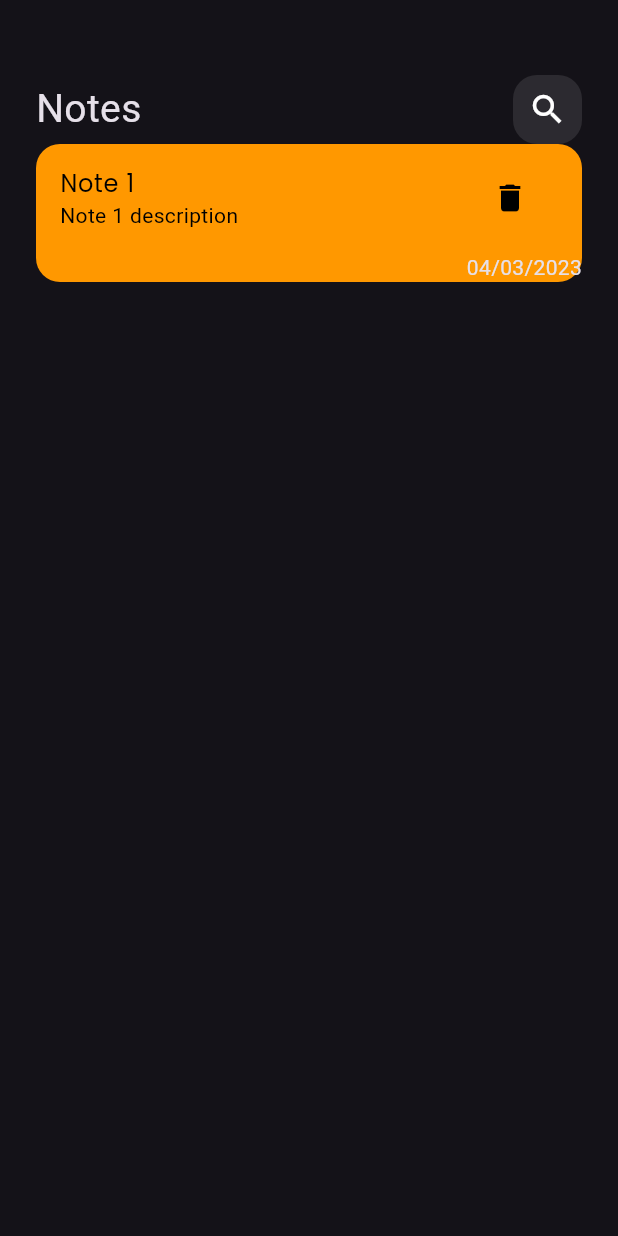
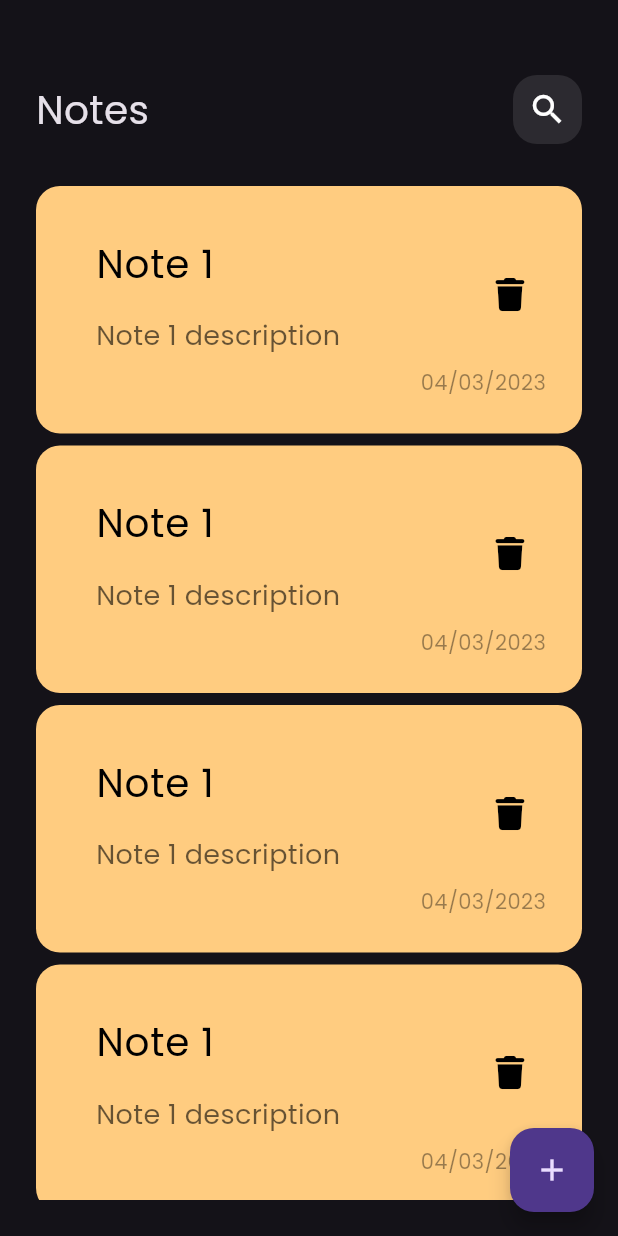
Before and after one commit to badrozo/notes_app, a Flutter app: the screen it shows after launch, on a phone screen of 412 x 824 dp. Run offline on Flutter 3.47's test engine with Material 3 defaults, Android fonts, the phone set to English and light mode, and no system bars; our stand-ins replace font_awesome_flutter.

Commit message:
adding notes bottom shit

```diff
--- a/lib/main.dart
+++ b/lib/main.dart
@@ -1,5 +1,5 @@
 import 'package:flutter/material.dart';
-import 'package:notes_app/widgets/notes_view_body.dart';
+import 'package:notes_app/views/notes_view.dart';
 
 void main() {
   runApp(const NotesApp());
@@ -12,9 +12,9 @@ class NotesApp extends StatelessWidget {
   @override
   Widget build(BuildContext context) {
     return MaterialApp(
-      theme: ThemeData.dark(),
+      theme: ThemeData(brightness: Brightness.dark, fontFamily: 'Poppins'),
       home: Scaffold(
-        body: const NotesViewBody(),
+        body: const NotesView(),
       ),
     );
   }
--- a/lib/views/notes_view.dart
+++ b/lib/views/notes_view.dart
@@ -6,6 +6,14 @@ class NotesView extends StatelessWidget {
 
   @override
   Widget build(BuildContext context) {
-    return NotesViewBody();
+    return Scaffold(
+      floatingActionButton: FloatingActionButton(
+        onPressed: () {
+          // Add your onPressed logic here
+        },
+        child: Icon(Icons.add),
+      ),
+      body: const NotesViewBody(),
+    );
   }
 }
--- a/lib/widgets/custom_app_bar.dart
+++ b/lib/widgets/custom_app_bar.dart
@@ -1,5 +1,5 @@
 import 'package:flutter/material.dart';
-import 'package:notes_app/widgets/custom_search_bar.dart';
+import 'package:notes_app/widgets/search_bar.dart';
 
 class CustomAppBar extends StatelessWidget {
   const CustomAppBar({Key? key}) : super(key: key);
@@ -13,7 +13,7 @@ class CustomAppBar extends StatelessWidget {
           style: TextStyle(fontSize: 26),
         ),
         Spacer(),
-        CustomSearchView(),
+        SearchView(),
       ],
     );
   }
--- /dev/null
+++ b/lib/widgets/note_item.dart
@@ -0,0 +1,46 @@
+import 'package:flutter/material.dart';
+import 'package:font_awesome_flutter/font_awesome_flutter.dart';
+
+class NoteItem extends StatelessWidget {
+  const NoteItem({super.key});
+
+  @override
+  Widget build(BuildContext context) {
+    return Container(
+        padding: EdgeInsets.only(bottom: 24, top: 24, left: 24),
+        decoration: BoxDecoration(
+          color: Color(0xffFFCC80),
+          borderRadius: BorderRadius.circular(16),
+        ),
+        child: Column(crossAxisAlignment: CrossAxisAlignment.end, children: [
+          ListTile(
+            title: Text(
+              'Note 1',
+              style: TextStyle(color: Colors.black, fontSize: 26),
+            ),
+            subtitle: Padding(
+              padding: const EdgeInsets.only(top: 16),
+              child: Text(
+                'Note 1 description',
+                style: TextStyle(
+                    color: Colors.black.withOpacity(.6), fontSize: 18),
+              ),
+            ),
+            trailing: IconButton(
+                onPressed: () {},
+                icon: Icon(
+                  FontAwesomeIcons.trash,
+                  color: Colors.black,
+                  size: 22,
+                )),
+          ),
+          Padding(
+            padding: const EdgeInsets.only(right: 24),
+            child: Text(
+              '04/03/2023',
+              style: TextStyle(color: Colors.black.withOpacity(.4)),
+            ),
+          )
+        ]));
+  }
+}
--- /dev/null
+++ b/lib/widgets/notes_list_view.dart
@@ -0,0 +1,21 @@
+import 'package:flutter/material.dart';
+import 'package:notes_app/widgets/note_item.dart';
+
+class NotesListView extends StatelessWidget {
+  const NotesListView({super.key});
+
+  @override
+  Widget build(BuildContext context) {
+    return Padding(
+      padding: const EdgeInsets.symmetric(vertical: 24),
+      child: ListView.builder(
+          padding: EdgeInsets.zero,
+          itemBuilder: (context, index) {
+            return Padding(
+              padding: const EdgeInsets.symmetric(vertical: 4),
+              child: const NoteItem(),
+            );
+          }),
+    );
+  }
+}
--- a/lib/widgets/notes_view_body.dart
+++ b/lib/widgets/notes_view_body.dart
@@ -1,5 +1,6 @@
 import 'package:flutter/material.dart';
 import 'package:notes_app/widgets/custom_app_bar.dart';
+import 'package:notes_app/widgets/notes_list_view.dart';
 
 class NotesViewBody extends StatelessWidget {
   const NotesViewBody({Key? key}) : super(key: key);
@@ -12,38 +13,9 @@ class NotesViewBody extends StatelessWidget {
         children: [
           SizedBox(height: 50),
           CustomAppBar(),
-          NoteItem(),
+          Expanded(child: NotesListView()),
         ],
       ),
     );
   }
 }
-
-class NoteItem extends StatelessWidget {
-  const NoteItem({super.key});
-
-  @override
-  Widget build(BuildContext context) {
-    return Container(
-        decoration: BoxDecoration(
-          color: Colors.orange,
-          borderRadius: BorderRadius.circular(16),
-        ),
-        child: Column(crossAxisAlignment: CrossAxisAlignment.end, children: [
-          ListTile(
-            title: Text(
-              'Note 1',
-              style: TextStyle(color: Colors.black, fontFamily: 'Poppins'),
-            ),
-            subtitle: Text(
-              'Note 1 description',
-              style: TextStyle(color: Colors.black),
-            ),
-            trailing: IconButton(
-                onPressed: () {},
-                icon: Icon(Icons.delete, color: Colors.black)),
-          ),
-          Text('04/03/2023')
-        ]));
-  }
-}
--- a/lib/widgets/custom_search_bar.dart
+++ b/lib/widgets/search_bar.dart
@@ -1,7 +1,7 @@
 import 'package:flutter/material.dart';
 
-class CustomSearchView extends StatelessWidget {
-  const CustomSearchView({Key? key}) : super(key: key);
+class SearchView extends StatelessWidget {
+  const SearchView({Key? key}) : super(key: key);
 
   @override
   Widget build(BuildContext context) {
--- a/pubspec.yaml
+++ b/pubspec.yaml
@@ -30,7 +30,7 @@ environment:
 dependencies:
   flutter:
     sdk: flutter
-
+  font_awesome_flutter: ^10.7.0
 
   # Use with the CupertinoIcons class for iOS style icons.
   cupertino_icons: ^1.0.2
```
Also changed, not shown: lib/widgets/notes_bottom_sheet.dart (added), pubspec.lock.
